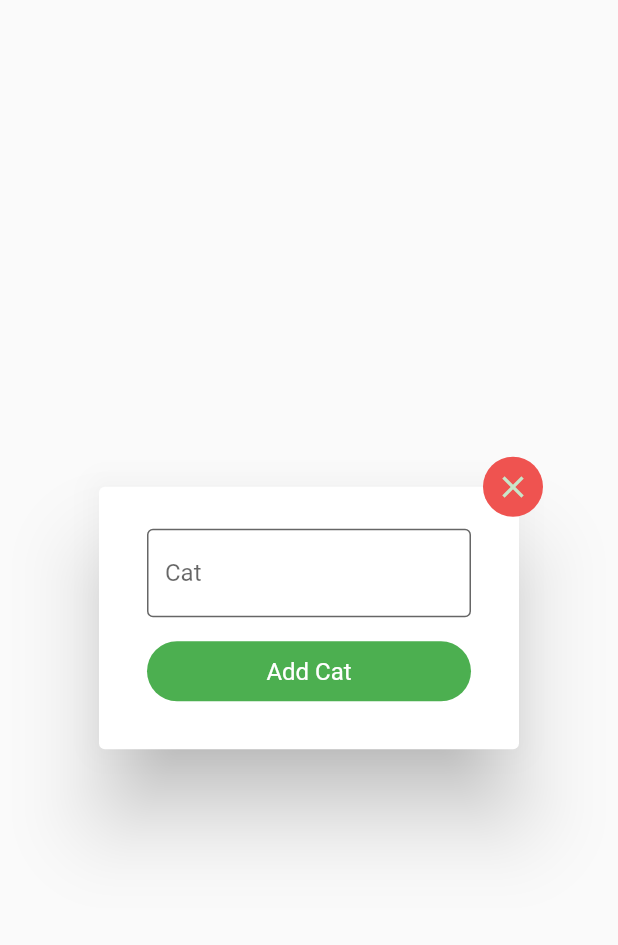
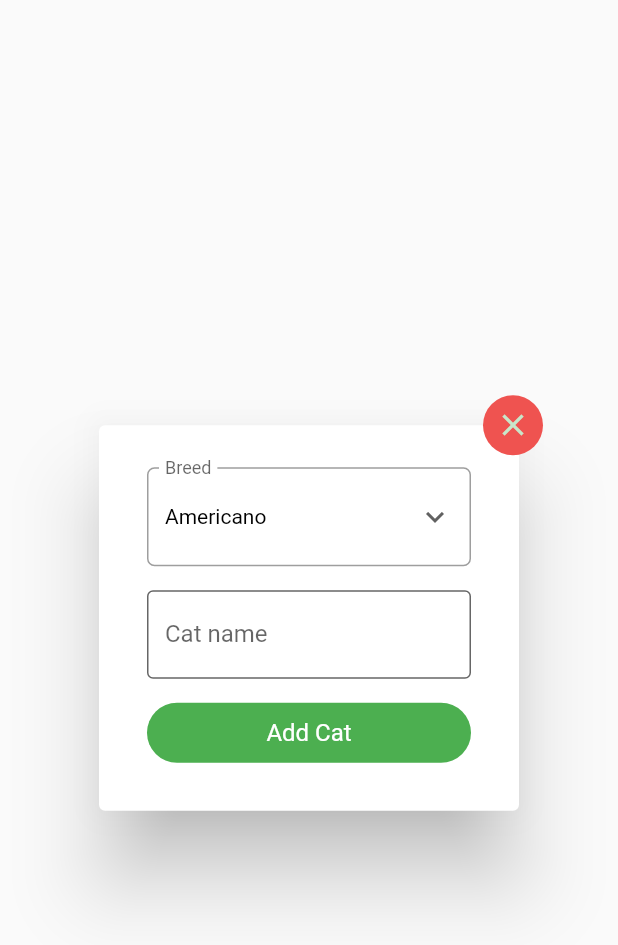
Before and after one commit to Tesam/cats_weight_history, a Flutter app: the CatAddDialog widget shown alone on an empty page, opened directly, on a phone screen of 412 x 824 dp. Shown: the top 945 px of the screen. Run offline on Flutter 3.47's test engine with Material 2 defaults, Android fonts, the phone set to English and light mode, and no system bars; our stand-ins replace sqflite; accounts and stored records are empty.

Commit message:
feat(cat_add_dialog.dart): add a breed selector with fixed values

```diff
--- a/lib/cat/ui/widget/cat_add_dialog.dart
+++ b/lib/cat/ui/widget/cat_add_dialog.dart
@@ -36,13 +36,51 @@ class CatAddDialog extends StatelessWidget {
               mainAxisSize: MainAxisSize.min,
               children: <Widget>[
                 Padding(
+                  padding: const EdgeInsets.all(8.0),
+                  child: Container(
+                    height: 66,
+                    child: InputDecorator(
+                      expands: false,
+                      decoration: InputDecoration(
+                        labelText: 'Breed',
+                        border: OutlineInputBorder(
+                          borderRadius: BorderRadius.circular(5.0),
+                        ),
+                      ),
+                      child: DropdownButton<String>(
+                        isExpanded: true,
+                        value: "Americano",
+                        icon: const Icon(Icons.keyboard_arrow_down_sharp),
+                        iconSize: 24,
+                        elevation: 16,
+                        style: const TextStyle(
+                          color: Colors.black,
+                        ),
+                        underline: SizedBox.shrink(),
+                        onChanged: (value) {
+                        },
+                        items: ["Americano", "Persa", "Tricolor"]
+                            .map((e) => e)
+                            .toList()
+                            .map<DropdownMenuItem<String>>(
+                                (String value) {
+                              return DropdownMenuItem<String>(
+                                value: value,
+                                child: Text(value),
+                              );
+                            }).toList(),
+                      ),
+                    ),
+                  ),
+                ),
+                Padding(
                   padding: EdgeInsets.all(8.0),
                   child: TextFormField(
                     decoration: InputDecoration(
                       fillColor: Colors.white,
                       filled: true,
                       border: OutlineInputBorder(),
-                      labelText: 'Cat',
+                      labelText: 'Cat name',
                       hintText: 'Enter the cat name',
                     ),
                     validator: (value) {
```
